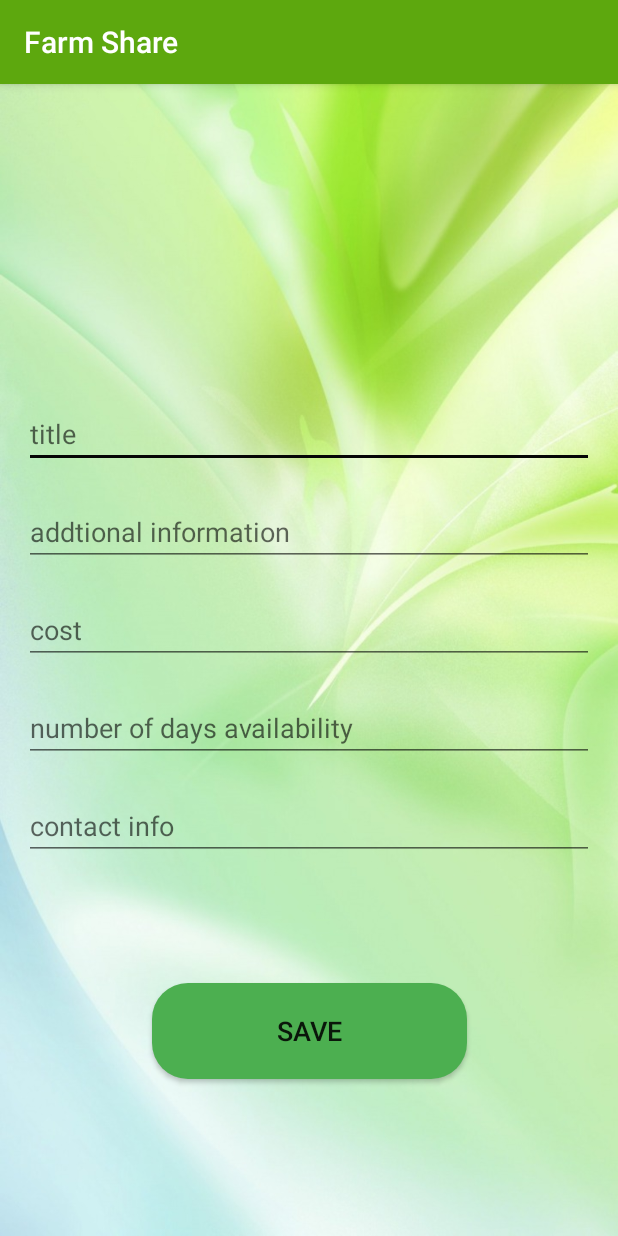
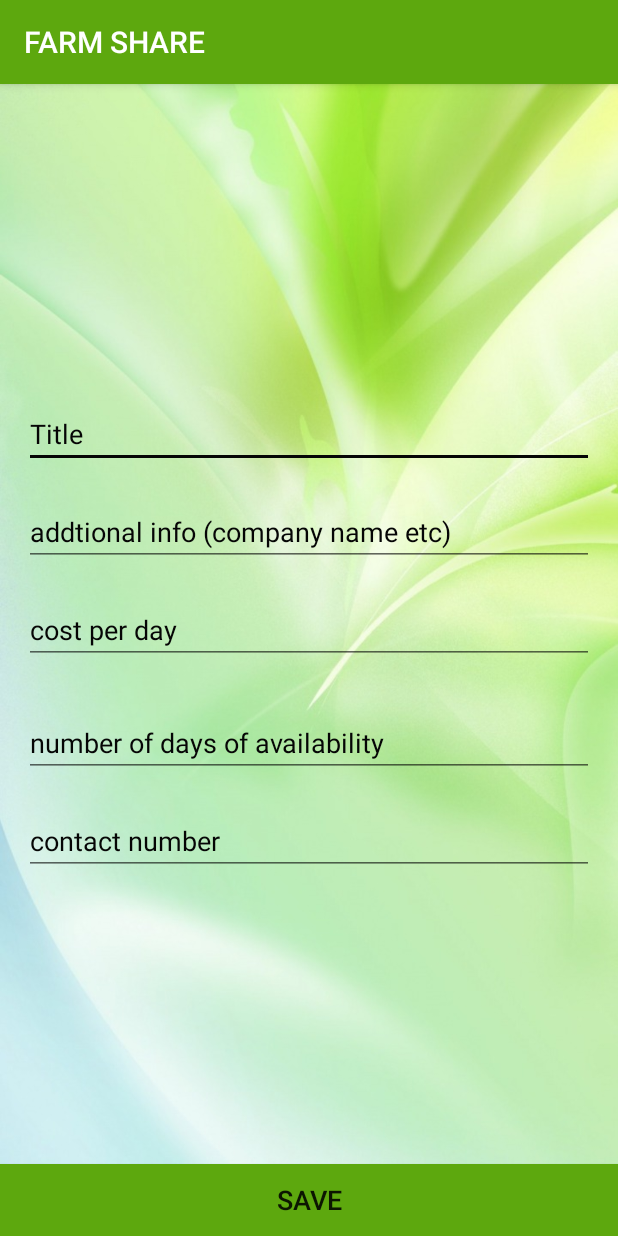
Before and after one commit to shanmukhchowdary147/Farm_Share, an Android app: the Add_Equip screen opened directly, with no data from a screen before it, on a phone screen of 412 x 824 dp. Run offline under Robolectric (Android 15) with nearby library versions, the phone set to English and light mode, and no system bars; Roboto replaces fonts that are not available here.

Commit message:
Farm Share Solutions

```diff
--- a/app/src/main/res/layout/activity_add__equip.xml
+++ b/app/src/main/res/layout/activity_add__equip.xml
@@ -16,8 +16,10 @@
         android:layout_marginEnd="16dp"
         android:layout_marginBottom="20dp"
         android:ems="10"
-        android:hint="title"
+        android:hint="Title"
         android:inputType="textPersonName"
+        android:textColor="#050505"
+        android:textColorHint="#050505"
         app:layout_constraintBottom_toTopOf="@+id/AddtionalInformation"
         app:layout_constraintEnd_toEndOf="parent"
         app:layout_constraintStart_toStartOf="parent"
@@ -31,68 +33,24 @@
         android:layout_marginTop="20dp"
         android:layout_marginEnd="16dp"
         android:ems="10"
-        android:hint="addtional information"
+        android:hint="addtional info (company name etc)"
         android:inputType="textPersonName"
+        android:textColor="#050505"
+        android:textColorHint="#050505"
         app:layout_constraintEnd_toEndOf="parent"
         app:layout_constraintStart_toStartOf="parent"
         app:layout_constraintTop_toBottomOf="@+id/title" />
 
-    <EditText
-        android:id="@+id/cost"
+    <Button
+        android:id="@+id/save"
         android:layout_width="0dp"
         android:layout_height="wrap_content"
-        android:layout_marginStart="16dp"
-        android:layout_marginTop="20dp"
-        android:layout_marginEnd="16dp"
-        android:ems="10"
-        android:hint="cost"
-        android:inputType="textPersonName"
-        app:layout_constraintEnd_toEndOf="parent"
-        app:layout_constraintStart_toStartOf="parent"
-        app:layout_constraintTop_toBottomOf="@+id/AddtionalInformation" />
-
-    <EditText
-        android:id="@+id/NumberOfDaysAvailability"
-        android:layout_width="0dp"
-        android:layout_height="wrap_content"
-        android:layout_marginStart="16dp"
-        android:layout_marginTop="20dp"
-        android:layout_marginEnd="16dp"
-        android:ems="10"
-        android:hint="number of days availability"
-        android:inputType="textPersonName"
-        app:layout_constraintEnd_toEndOf="parent"
-        app:layout_constraintStart_toStartOf="parent"
-        app:layout_constraintTop_toBottomOf="@+id/cost" />
-
-    <EditText
-        android:id="@+id/ContactInfo"
-        android:layout_width="0dp"
-        android:layout_height="wrap_content"
-        android:layout_marginStart="16dp"
-        android:layout_marginTop="20dp"
-        android:layout_marginEnd="16dp"
-        android:ems="10"
-        android:hint="contact info"
-        android:inputType="textPersonName"
-        app:layout_constraintEnd_toEndOf="parent"
-        app:layout_constraintStart_toStartOf="parent"
-        app:layout_constraintTop_toBottomOf="@+id/NumberOfDaysAvailability" />
-
-    <Button
-        android:id="@+id/save"
-        android:layout_width="210dp"
-        android:layout_height="64dp"
-        android:layout_marginStart="100dp"
-        android:layout_marginTop="82dp"
-        android:layout_marginEnd="100dp"
-        android:background="@drawable/button_corn"
-        android:backgroundTint="#4CAF50"
+        android:background="@color/btColor"
         android:text="save"
         android:textSize="18sp"
+        app:layout_constraintBottom_toBottomOf="parent"
         app:layout_constraintEnd_toEndOf="parent"
-        app:layout_constraintStart_toStartOf="parent"
-        app:layout_constraintTop_toBottomOf="@+id/ContactInfo" />
+        app:layout_constraintStart_toStartOf="parent" />
 
     <TextView
         android:id="@+id/AddEquipment"
@@ -110,4 +68,57 @@
         app:layout_constraintStart_toStartOf="parent"
         app:layout_constraintTop_toTopOf="parent"
         tools:text="Add equipment" />
+
+    <EditText
+        android:id="@+id/editTextNumber"
+        android:layout_width="0dp"
+        android:layout_height="wrap_content"
+        android:layout_marginStart="16dp"
+        android:layout_marginTop="20dp"
+        android:layout_marginEnd="16dp"
+        android:layout_marginBottom="20dp"
+        android:ems="10"
+        android:hint="cost per day"
+        android:inputType="number"
+        android:textColor="#050505"
+        android:textColorHint="#050505"
+        app:layout_constraintBottom_toTopOf="@+id/editTextNumber2"
+        app:layout_constraintEnd_toEndOf="parent"
+        app:layout_constraintStart_toStartOf="parent"
+        app:layout_constraintTop_toBottomOf="@+id/AddtionalInformation" />
+
+    <EditText
+        android:id="@+id/editTextNumber2"
+        android:layout_width="0dp"
+        android:layout_height="wrap_content"
+        android:layout_marginStart="16dp"
+        android:layout_marginTop="10dp"
+        android:layout_marginEnd="16dp"
+        android:layout_marginBottom="20dp"
+        android:ems="10"
+        android:hint="number of days of availability"
+        android:inputType="number"
+        android:textColor="#050505"
+        android:textColorHint="#050505"
+        app:layout_constraintBottom_toTopOf="@+id/editTextNumber3"
+        app:layout_constraintEnd_toEndOf="parent"
+        app:layout_constraintHorizontal_bias="0.0"
+        app:layout_constraintStart_toStartOf="parent"
+        app:layout_constraintTop_toBottomOf="@+id/editTextNumber" />
+
+    <EditText
+        android:id="@+id/editTextNumber3"
+        android:layout_width="0dp"
+        android:layout_height="wrap_content"
+        android:layout_marginStart="16dp"
+        android:layout_marginTop="20dp"
+        android:layout_marginEnd="16dp"
+        android:ems="10"
+        android:hint="contact number"
+        android:inputType="number"
+        android:textColor="#050505"
+        android:textColorHint="#050505"
+        app:layout_constraintEnd_toEndOf="parent"
+        app:layout_constraintStart_toStartOf="parent"
+        app:layout_constraintTop_toBottomOf="@+id/editTextNumber2" />
 </androidx.constraintlayout.widget.ConstraintLayout>
--- a/app/src/main/res/values/strings.xml
+++ b/app/src/main/res/values/strings.xml
@@ -1,3 +1,3 @@
 <resources>
-    <string name="app_name">Farm Share</string>
+    <string name="app_name">FARM SHARE</string>
 </resources>
```
